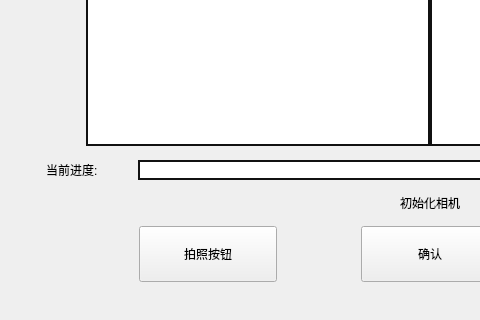
Qt form mergeholo/ui/CaptureWindow.ui (Vangzip/Holographicface) before a commit; both pictures show x 0 to 480 and y 240 to 560 of the 860 by 560 pixel window.
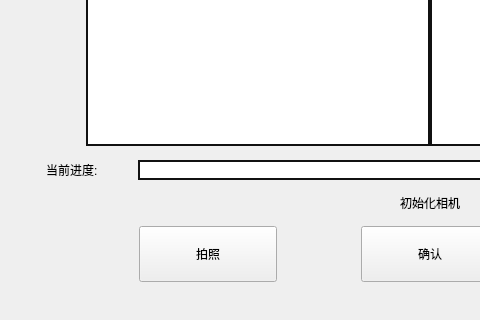
The same form after that commit.

```diff
--- a/mergeholo/ui/CaptureWindow.ui
+++ b/mergeholo/ui/CaptureWindow.ui
@@ -211,7 +211,7 @@
          </size>
         </property>
         <property name="text">
-         <string>拍照按钮</string>
+         <string>拍照</string>
         </property>
        </widget>
       </item>
```
Left out of the diff: 30 changed lines with no effect on the pictures.
